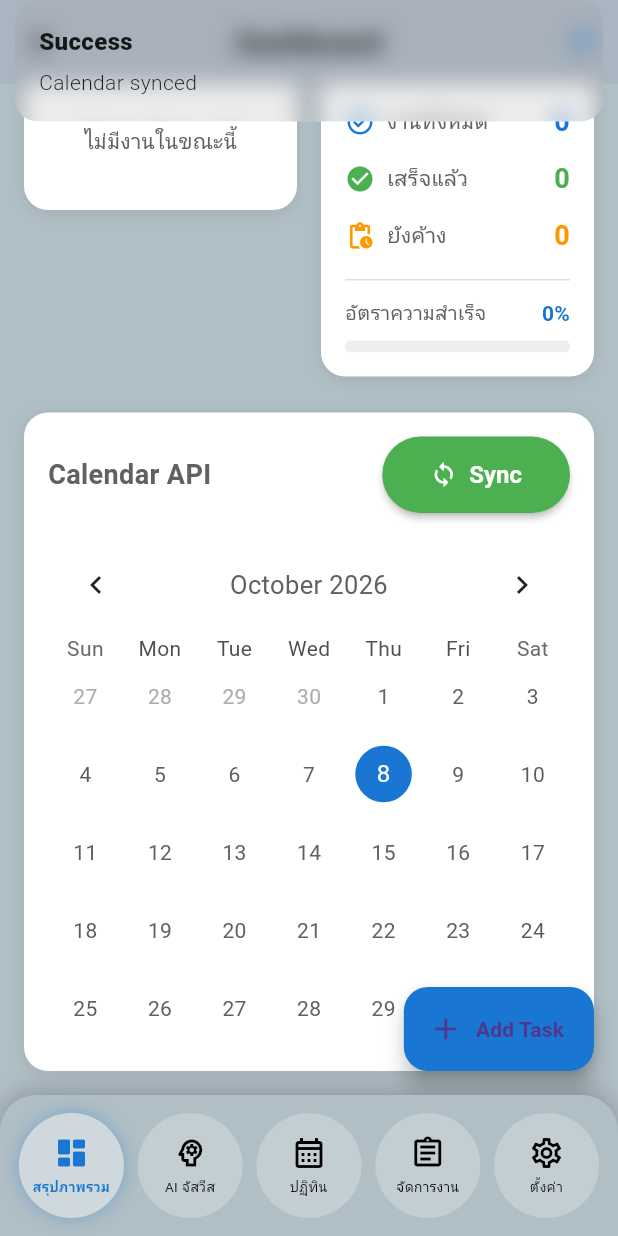
After one commit to skyt19/Yhar_Bid, a Flutter app: the MainDashboardView screen opened by its route, scrolled down 66 dp, after a tap on the "refresh" icon, on a phone screen of 412 x 824 dp. The commit adds this screen. Run offline on Flutter 3.47's test engine with Material 3 defaults, Android fonts, the phone set to English and light mode, and no system bars; drawn by our look-alikes of table_calendar; our stand-ins replace cloud_firestore, firebase_auth, firebase_core, fl_chart, flutter_dotenv, get and 2 more; accounts and stored records are empty; network calls fail; Roboto replaces fonts that are missing (NotoSansThai).

Commit message:
feat: Dashboard UI + Quick Prompts + Add Task Dialog
- Dashboard tab (index 0) with Incoming Work + Work in Week cards
- Calendar API container with TableCalendar integration
- Add Task Dialog with Google Calendar sync checkbox
- AI Chatbot Quick Prompt buttons (Weekly Summary, Urgent Tasks, Meeting Prep)
- Bottom Navigation Bar: 5 tabs (Dashboard, AI, Calendar, Tasks, Settings)
- Production data pipeline: CalendarController.events + TaskController.tasks
- Gemma AI fallback chain: gemma-4-26b-a4b-it -> gemma-2-27b-it
- Zero dead buttons: all actions wired to GetX Controllers

```diff
--- a/lib/translations/app_translations.dart
+++ b/lib/translations/app_translations.dart
@@ -48,6 +48,9 @@ class AppTranslations extends Translations {
           'event_title': 'ชื่อกิจกรรม',
           'event_description': 'รายละเอียด',
           'start_time': 'เวลาเริ่ม',
+          'quick_prompt_weekly': 'สรุปงานสัปดาห์นี้',
+          'quick_prompt_urgent': 'วิเคราะห์งานด่วน',
+          'quick_prompt_meeting': 'เตรียมหัวข้อประชุม',
           'end_time': 'เวลาสิ้นสุด',
           'no_events': 'ไม่มีกิจกรรมในวันนี้',
           'please_enter_title': 'กรุณาใส่ชื่อกิจกรรม',
--- a/lib/views/ai_chatbot_view.dart
+++ b/lib/views/ai_chatbot_view.dart
@@ -43,6 +43,23 @@ class _AiChatbotViewState extends State<AiChatbotView> {
           ),
           child: Column(
             children: <Widget>[
+              // Quick Prompt Buttons
+              Container(
+                padding: const EdgeInsets.all(16),
+                decoration: const BoxDecoration(
+                  color: AppTheme.backgroundLight,
+                  borderRadius: BorderRadius.only(topLeft: Radius.circular(AppTheme.radiusMedium), topRight: Radius.circular(AppTheme.radiusMedium)),
+                ),
+                child: Wrap(
+                  spacing: 8,
+                  runSpacing: 8,
+                  children: <Widget>[
+                    _buildQuickPromptChip(aiCtrl, Icons.summarize, 'quick_prompt_weekly'.tr, () => aiCtrl.askWeeklySummary()),
+                    _buildQuickPromptChip(aiCtrl, Icons.priority_high, 'quick_prompt_urgent'.tr, () => aiCtrl.askUrgentTasks()),
+                    _buildQuickPromptChip(aiCtrl, Icons.meeting_room, 'quick_prompt_meeting'.tr, () => aiCtrl.askMeetingPrep()),
+                  ],
+                ),
+              ),
               Expanded(
                 child: Obx(() {
                   final List<Map<String, String>> messages = aiCtrl.chatMessages;
@@ -125,4 +142,27 @@ class _AiChatbotViewState extends State<AiChatbotView> {
       ),
     );
   }
+
+  Widget _buildQuickPromptChip(AiController aiCtrl, IconData icon, String label, VoidCallback onTap) {
+    return InkWell(
+      onTap: onTap,
+      borderRadius: BorderRadius.circular(AppTheme.radiusPill),
+      child: Container(
+        padding: const EdgeInsets.symmetric(horizontal: 12, vertical: 8),
+        decoration: BoxDecoration(
+          color: AppTheme.cardLight,
+          borderRadius: BorderRadius.circular(AppTheme.radiusPill),
+          border: Border.all(color: AppTheme.accentPrimary.withValues(alpha: 0.3)),
+        ),
+        child: Row(
+          mainAxisSize: MainAxisSize.min,
+          children: <Widget>[
+            Icon(icon, size: 16, color: AppTheme.accentPrimary),
+            const SizedBox(width: 6),
+            Text(label, style: const TextStyle(fontSize: 13, color: AppTheme.textPrimary)),
+          ],
+        ),
+      ),
+    );
+  }
 }
--- /dev/null
+++ b/lib/views/dashboard_home_view.dart
@@ -0,0 +1,106 @@
+library;
+
+/// lib/views/dashboard_home_view.dart
+/// [Mockup 3_Main.jpg] — Dashboard หลักตาม Wireframe
+import 'package:flutter/material.dart';
+import 'package:get/get.dart';
+import 'package:table_calendar/table_calendar.dart';
+import '../controllers/calendar_controller.dart';
+import 'theme/app_theme.dart';
+import 'widgets/incoming_work_card.dart';
+import 'widgets/work_in_week_card.dart';
+import 'widgets/add_task_dialog.dart';
+
+class DashboardHomeView extends StatelessWidget {
+  const DashboardHomeView({super.key});
+
+  @override
+  Widget build(BuildContext context) {
+    final CalendarController calendarCtrl = Get.find<CalendarController>();
+
+    return Scaffold(
+      backgroundColor: AppTheme.backgroundLight,
+      appBar: AppBar(
+        title: const Text('Dashboard', style: TextStyle(fontWeight: FontWeight.bold)),
+        centerTitle: true,
+        backgroundColor: AppTheme.backgroundLight,
+        elevation: 0,
+        actions: <Widget>[
+          IconButton(
+            icon: const Icon(Icons.refresh, color: AppTheme.accentPrimary),
+            onPressed: () async {
+              await calendarCtrl.fetchEvents();
+              Get.snackbar('Success', 'Calendar synced', snackPosition: SnackPosition.TOP);
+            },
+            tooltip: 'Sync Calendar',
+          ),
+        ],
+      ),
+      body: SingleChildScrollView(
+        padding: const EdgeInsets.all(16),
+        child: Column(
+          children: <Widget>[
+            Row(
+              crossAxisAlignment: CrossAxisAlignment.start,
+              children: const <Widget>[
+                Expanded(child: IncomingWorkCard()),
+                SizedBox(width: 16),
+                Expanded(child: WorkInWeekCard()),
+              ],
+            ),
+            const SizedBox(height: 24),
+            _buildCalendarContainer(calendarCtrl),
+          ],
+        ),
+      ),
+      floatingActionButton: FloatingActionButton.extended(
+        onPressed: () => Get.dialog(const AddTaskDialog()),
+        backgroundColor: AppTheme.accentPrimary,
+        label: const Text('Add Task', style: TextStyle(fontWeight: FontWeight.bold)),
+        icon: const Icon(Icons.add),
+      ),
+    );
+  }
+
+  Widget _buildCalendarContainer(CalendarController calendarCtrl) {
+    return Container(
+      decoration: BoxDecoration(
+        color: AppTheme.surfaceLight,
+        borderRadius: BorderRadius.circular(AppTheme.radiusMedium),
+        boxShadow: <BoxShadow>[BoxShadow(color: Colors.black.withValues(alpha: 0.08), blurRadius: 8, offset: const Offset(0, 2))],
+      ),
+      padding: const EdgeInsets.all(16),
+      child: Column(
+        crossAxisAlignment: CrossAxisAlignment.start,
+        children: <Widget>[
+          Row(
+            mainAxisAlignment: MainAxisAlignment.spaceBetween,
+            children: <Widget>[
+              const Text('Calendar API', style: TextStyle(fontSize: 18, fontWeight: FontWeight.bold)),
+              ElevatedButton.icon(
+                onPressed: () async {
+                  await calendarCtrl.fetchEvents();
+                  Get.snackbar('Success', 'Synced', snackPosition: SnackPosition.BOTTOM);
+                },
+                icon: const Icon(Icons.sync, size: 18),
+                label: const Text('Sync'),
+                style: ElevatedButton.styleFrom(backgroundColor: AppTheme.accentSecondary, foregroundColor: Colors.white),
+              ),
+            ],
+          ),
+          const SizedBox(height: 16),
+          Obx(() => TableCalendar(
+                firstDay: DateTime.utc(2020, 1, 1),
+                lastDay: DateTime.utc(2030, 12, 31),
+                focusedDay: calendarCtrl.focusedDay.value,
+                selectedDayPredicate: (DateTime day) => isSameDay(calendarCtrl.selectedDay.value, day),
+                onDaySelected: (DateTime selectedDay, DateTime focusedDay) => calendarCtrl.selectDay(selectedDay, focusedDay),
+                calendarStyle: CalendarStyle(todayDecoration: BoxDecoration(color: AppTheme.accentPrimary.withOpacity(0.5), shape: BoxShape.circle), selectedDecoration: const BoxDecoration(color: AppTheme.accentPrimary, shape: BoxShape.circle)),
+                headerStyle: const HeaderStyle(formatButtonVisible: false, titleCentered: true),
+                eventLoader: (DateTime day) => calendarCtrl.getEventsForDay(day),
+              )),
+        ],
+      ),
+    );
+  }
+}
--- a/lib/views/main_dashboard_view.dart
+++ b/lib/views/main_dashboard_view.dart
@@ -1,14 +1,14 @@
 library;
 
 /// lib/views/main_dashboard_view.dart
-/// [Mockup 3_Main.jpg] — หน้า Dashboard หลัก: 2 Card บน + Calendar API Container ใหญ่ด้านล่าง
+/// [Mockup 3_Main.jpg] — หน้า Dashboard หลัก: 5 แท็บ (Dashboard + AI + Calendar + Tasks + Settings)
 import 'package:flutter/material.dart';
 import 'package:get/get.dart';
 import '../controllers/calendar_controller.dart';
 import '../controllers/habit_controller.dart';
 import '../controllers/ai_controller.dart';
 import 'theme/app_theme.dart';
-import 'widgets/bottom_nav_bar.dart';
+import 'dashboard_home_view.dart';
 import 'calendar_view.dart';
 import 'habit_tracker_view.dart';
 import 'settings_view.dart';
@@ -30,31 +30,78 @@ class _MainDashboardViewState extends State<MainDashboardView> {
     if (!Get.isRegistered<HabitController>()) Get.put<HabitController>(HabitController());
     if (!Get.isRegistered<AiController>()) Get.put<AiController>(AiController());
 
-    // Auto-sync calendar เมื่อเปิดแอป
     WidgetsBinding.instance.addPostFrameCallback((_) {
       final CalendarController calendarCtrl = Get.find<CalendarController>();
-      if (calendarCtrl.events.isEmpty) {
-        calendarCtrl.fetchEvents();
-      }
+      if (calendarCtrl.events.isEmpty) calendarCtrl.fetchEvents();
     });
   }
 
   @override
   Widget build(BuildContext context) {
     final List<Widget> pages = <Widget>[
-      const AiChatbotView(), // หน้าที่ 1: AI จัสวีส (ตาม mockup)
-      const CalendarView(),  // หน้าที่ 2: ปฏิทิน
-      const HabitTrackerView(), // หน้าที่ 3: จัดการงาน
-      const SettingsView(), // หน้าที่ 4: ตั้งค่า
+      const DashboardHomeView(),
+      const AiChatbotView(),
+      const CalendarView(),
+      const HabitTrackerView(),
+      const SettingsView(),
     ];
 
     return Scaffold(
       backgroundColor: AppTheme.backgroundLight,
       body: IndexedStack(index: _currentIndex, children: pages),
-      bottomNavigationBar: AppBottomNavBar(
-        currentIndex: _currentIndex,
-        onTap: (int index) => setState(() => _currentIndex = index),
+      bottomNavigationBar: _buildBottomNav(),
+    );
+  }
+
+  Widget _buildBottomNav() {
+    final List<_NavItem> items = <_NavItem>[
+      _NavItem(icon: Icons.dashboard_rounded, labelKey: 'dashboard'),
+      _NavItem(icon: Icons.psychology_outlined, labelKey: 'ai_assistant'),
+      _NavItem(icon: Icons.calendar_month_outlined, labelKey: 'calendar'),
+      _NavItem(icon: Icons.assignment_outlined, labelKey: 'tasks_manage'),
+      _NavItem(icon: Icons.settings_outlined, labelKey: 'settings'),
+    ];
+
+    return Container(
+      decoration: const BoxDecoration(
+        color: AppTheme.backgroundLight,
+        borderRadius: BorderRadius.only(topLeft: Radius.circular(AppTheme.radiusLarge), topRight: Radius.circular(AppTheme.radiusLarge)),
+        boxShadow: <BoxShadow>[BoxShadow(color: Color(0x33000000), blurRadius: 12, offset: Offset(0, -3))],
+      ),
+      padding: const EdgeInsets.symmetric(vertical: 12, horizontal: 8),
+      child: Row(
+        mainAxisAlignment: MainAxisAlignment.spaceAround,
+        children: List<Widget>.generate(items.length, (int index) {
+          final bool isSelected = index == _currentIndex;
+          return GestureDetector(
+            onTap: () => setState(() => _currentIndex = index),
+            child: AnimatedContainer(
+              duration: const Duration(milliseconds: 250),
+              width: 70,
+              height: 70,
+              decoration: BoxDecoration(
+                color: isSelected ? AppTheme.cardLight : AppTheme.cardLight.withValues(alpha: 0.6),
+                shape: BoxShape.circle,
+                boxShadow: isSelected ? <BoxShadow>[BoxShadow(color: AppTheme.accentPrimary.withValues(alpha: 0.25), blurRadius: 8, spreadRadius: 2)] : null,
+              ),
+              child: Column(
+                mainAxisAlignment: MainAxisAlignment.center,
+                children: <Widget>[
+                  Icon(items[index].icon, color: isSelected ? AppTheme.accentPrimary : AppTheme.textPrimary, size: 24),
+                  const SizedBox(height: 4),
+                  Text(items[index].labelKey.tr, style: TextStyle(fontSize: 9, fontWeight: isSelected ? FontWeight.bold : FontWeight.normal, color: isSelected ? AppTheme.accentPrimary : AppTheme.textPrimary), textAlign: TextAlign.center, maxLines: 1, overflow: TextOverflow.ellipsis),
+                ],
+              ),
+            ),
+          );
+        }),
       ),
     );
   }
 }
+
+class _NavItem {
+  final IconData icon;
+  final String labelKey;
+  const _NavItem({required this.icon, required this.labelKey});
+}
--- a/lib/views/widgets/incoming_work_card.dart
+++ b/lib/views/widgets/incoming_work_card.dart
@@ -1,3 +1,5 @@
+library;
+
 /// lib/views/widgets/incoming_work_card.dart
 /// Card แสดงงานที่กำลังจะถึง Deadline (Incoming Work)
 import 'package:flutter/material.dart';
--- a/lib/views/widgets/work_in_week_card.dart
+++ b/lib/views/widgets/work_in_week_card.dart
@@ -1,3 +1,5 @@
+library;
+
 /// lib/views/widgets/work_in_week_card.dart
 /// Card สรุปงานในสัปดาห์นี้ (Work in Week)
 import 'package:flutter/material.dart';
```
Also changed, not shown: lib/views/widgets/add_task_dialog.dart (added, +147 -0 lines).
